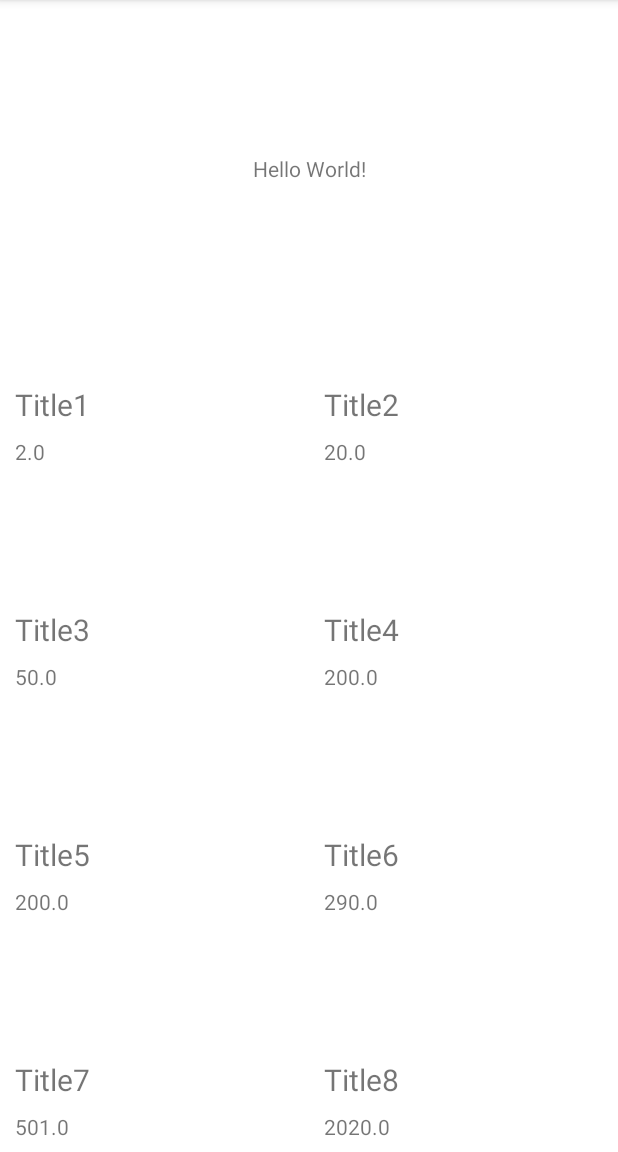
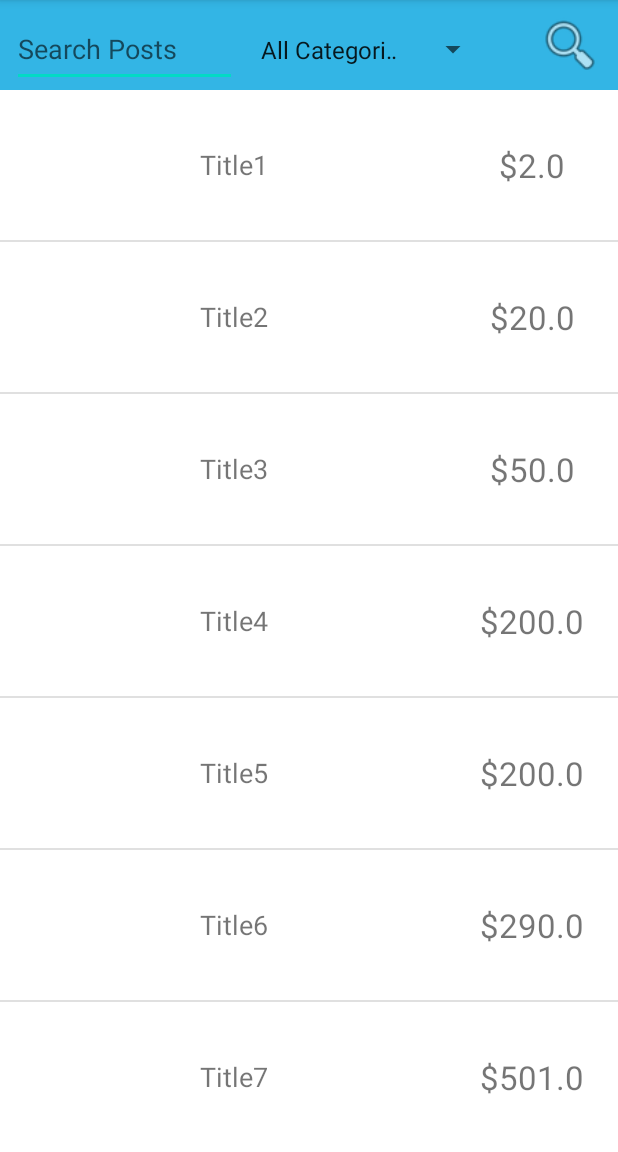
Before and after one commit to fabioturazzidouglas/Seek-Trade, an Android app: the screen it shows after launch (MainActivity), on a phone screen of 412 x 824 dp, the part 84-1236 px from its top. Run offline under Robolectric (Android 15) with nearby library versions, the phone set to English and light mode, and no system bars.

Commit message:
Included search for posts and view detailed posts

```diff
--- a/app/src/main/AndroidManifest.xml
+++ b/app/src/main/AndroidManifest.xml
@@ -9,6 +9,7 @@
         android:roundIcon="@mipmap/ic_launcher_round"
         android:supportsRtl="true"
         android:theme="@style/Theme.SeekTradeApp">
+        <activity android:name=".PostDetails"></activity>
         <activity android:name=".MainActivity">
             <intent-filter>
                 <action android:name="android.intent.action.MAIN" />
--- a/app/src/main/java/com/example/seektradeapp/MainActivity.java
+++ b/app/src/main/java/com/example/seektradeapp/MainActivity.java
@@ -1,60 +1,135 @@
 package com.example.seektradeapp;
 
+import androidx.annotation.NonNull;
 import androidx.appcompat.app.AppCompatActivity;
 import androidx.recyclerview.widget.GridLayoutManager;
-import androidx.recyclerview.widget.LinearLayoutManager;
 import androidx.recyclerview.widget.RecyclerView;
 
+import android.content.Intent;
 import android.os.Bundle;
-import android.util.Log;
 
 
-import android.provider.ContactsContract;
-import android.widget.TextView;
+import android.util.Log;
+import android.view.MotionEvent;
+import android.view.View;
+import android.widget.AdapterView;
+import android.widget.EditText;
+import android.widget.ImageView;
+import android.widget.ListView;
+import android.widget.Spinner;
 import android.widget.Toast;
 
 import java.util.ArrayList;
-import java.util.Arrays;
 
 import java.util.List;
 
 public class MainActivity extends AppCompatActivity {
-RecyclerView.LayoutManager layoutManager;
+    RecyclerView.LayoutManager layoutManager;
+
+    final String TAG = "Search Posts";
+
     @Override
     protected void onCreate(Bundle savedInstanceState) {
-        List<Post> allActivePosts = new ArrayList<Post>();
 
         super.onCreate(savedInstanceState);
         setContentView(R.layout.activity_main);
 
+        //Populate posts
+        DatabaseHelper dbHelper = DatabaseHelper.getInstance(this);
+        populatePostDatabase();
+        //initialize posts
+        List<Post> allActivePosts = dbHelper.getAllPosts();
 
         //look up recyclerview in main layout
-        RecyclerView recyclerView_listing = (RecyclerView) findViewById(R.id.recyclerView_listings);
+        ListView listViewPosts = findViewById(R.id.listViewPosts);
+        ImageView searchIcon = findViewById(R.id.imageViewSearchIcon);
+        EditText searchedTitle = findViewById(R.id.editTextSearch);
+        Spinner spinnerCategory = findViewById(R.id.spinnerCategories);
+        //create adapter, pass data
+        PostAdapter myPostAdapter = new PostAdapter(allActivePosts);
+        //attach adapter to recyclerview
+        listViewPosts.setAdapter(myPostAdapter);
+
+
+        searchIcon.setOnClickListener(new View.OnClickListener() {
+            @Override
+            public void onClick(View v) {
+                String searchedText = searchedTitle.getText().toString();
+                String searchedCategory = spinnerCategory.getSelectedItem().toString();
+
+                List<Post> searchPosts = dbHelper.getAllPosts();
+                allActivePosts.clear();
+
+                boolean firstFilter;
+                boolean secondFilter;
+
+                for (Post eachPost : searchPosts) {
+                    firstFilter = false;
+                    secondFilter = false;
+                    //Log.e(TAG, "Error fetching post");
+                    if(searchedText.equals("") || eachPost.getTitle().contains(searchedText)) {
+                        firstFilter = true;
+                    }
+                    if(searchedCategory.equals("All Categories") || eachPost.getCategory().equals(searchedCategory)) {
+                        secondFilter = true;
+                    }
+                    if(firstFilter && secondFilter) {
+                        allActivePosts.add(eachPost);
+                    }
+                }
+                //create adapter, pass data
+                PostAdapter myPostAdapter = new PostAdapter(allActivePosts);
+                //attach adapter to recyclerview
+                listViewPosts.setAdapter(myPostAdapter);
+                Toast.makeText(MainActivity.this, allActivePosts.size() + " posts found!", Toast.LENGTH_LONG).show();
+
+            }
+        });
+
+        listViewPosts.setOnItemClickListener(new AdapterView.OnItemClickListener() {
+            @Override
+            public void onItemClick(AdapterView<?> adapterView, View view, int i, long l) {
+               Post clickedPost = allActivePosts.get(i);
+
+                Intent goToPost = new Intent(MainActivity.this, PostDetails.class);
+
+                //create Bundle
+                Bundle myBundle =new Bundle();
+                myBundle.putInt("PostId", clickedPost.getPostId());
+
+                goToPost.putExtras(myBundle);
+                startActivity(goToPost);
+            }
+        });
+
+
+    }
+
+    public void populatePostDatabase() {
+
+        DatabaseHelper dbHelper = DatabaseHelper.getInstance(this);
+        dbHelper.resetDB();
+
+        List<Post> allActivePosts = new ArrayList<Post>();
+
+
+        String[] photos = {"1", "2", "3"};
+        String[] photos2 = {"a", "b"};
 
         User user = new User("Fabio", "10/10/2020", "fabio@email", "123");
-        TextView txtViewTitle = findViewById(R.id.textView);
-
-
-        DatabaseHelper dbHelper = DatabaseHelper.getInstance(this);
-
-        dbHelper.resetDB();
-
 
         dbHelper.addOrUpdateUser(user);
 
-        User printUser = dbHelper.getAllUsers().get(0);
+        User addedUser = dbHelper.getAllUsers().get(0);
 
-        String[] photos = {"1","2","3"};
-        String[] photos2 = {"a","b"};
-        //initialize posts
-        Post post1 = new Post("Cat", "Title1", "Descr", 2, printUser.getUserId(),"10/10/2020","add","zip", photos2);
-        Post post2 = new Post("Cat1", "Title2", "Descr1", 20, printUser.getUserId(),"11/11/2010","add","zip", photos2);
-        Post post3 = new Post("Cat2", "Title3", "Descr", 50, printUser.getUserId(),"10/10/2020","add","zip", photos2);
-        Post post4 = new Post("Cat3", "Title4", "Descr1", 200, printUser.getUserId(),"11/11/2010","add","zip", photos2);
-        Post post5 = new Post("Cat", "Title5", "Descr", 200, printUser.getUserId(),"10/10/2020","add","zip", photos2);
-        Post post6 = new Post("Cat1", "Title6", "Descr1", 290, printUser.getUserId(),"11/11/2010","add","zip", photos2);
-        Post post7 = new Post("Cat2", "Title7", "Descr", 501, printUser.getUserId(),"10/10/2020","add","zip", photos2);
-        Post post8 = new Post("Cat3", "Title8", "Descr1", 2020, printUser.getUserId(),"11/11/2010","add","zip", photos2);
+        Post post1 = new Post("Real Estate", "Title1", "Descr", 2, addedUser.getUserId(), "10/10/2020", "add", "zip", photos2);
+        Post post2 = new Post("Academic", "Title2", "Descr1", 20, addedUser.getUserId(), "11/11/2010", "add", "zip", photos2);
+        Post post3 = new Post("Academic", "Title3", "Descr", 50, addedUser.getUserId(), "10/10/2020", "add", "zip", photos2);
+        Post post4 = new Post("Vehicles", "Title4", "Descr1", 200, addedUser.getUserId(), "11/11/2010", "add", "zip", photos2);
+        Post post5 = new Post("Services", "Title5", "Descr", 200, addedUser.getUserId(), "10/10/2020", "add", "zip", photos2);
+        Post post6 = new Post("Housing Rental", "Title6", "Descr1", 290, addedUser.getUserId(), "11/11/2010", "add", "zip", photos2);
+        Post post7 = new Post("Electronics", "Title7", "Descr", 501, addedUser.getUserId(), "10/10/2020", "add", "zip", photos2);
+        Post post8 = new Post("Music, Films", "Title8", "Descr1", 2020, addedUser.getUserId(), "11/11/2010", "add", "zip", photos2);
         allActivePosts.add(post1);
         allActivePosts.add(post2);
         allActivePosts.add(post3);
@@ -64,35 +139,11 @@ RecyclerView.LayoutManager layoutManager;
         allActivePosts.add(post7);
         allActivePosts.add(post8);
 
-        //create adapter, pass data
-        PostAdapter myPostAdapter = new PostAdapter(allActivePosts);
+        for (Post post : allActivePosts) {
+            dbHelper.addPost(post, addedUser);
+//            dbHelper.addPhotos(post, photos);
+        }
 
-        //attach adapter to recyclerview
-        recyclerView_listing.setAdapter(myPostAdapter);
-        //
-        layoutManager = new GridLayoutManager(getApplicationContext(), 2);
-        //set layout manager to position the item
-        //recyclerView_listing.setLayoutManager(new LinearLayoutManager(this));
-        recyclerView_listing.setLayoutManager(layoutManager);
-
-        //to add new data to existing list:
-        //allActivePosts.addAll();
-        /*
-        Unlike ListView, there is no way to add or remove items directly through the RecyclerView adapter.
-        => need to make changes to the data source directly and notify the adapter of any changes.
-        Also, whenever adding or removing elements, always make changes to the existing list.
-         */
-        //update and notify changes
-        //int curSize = myPostAdapter.getItemCount();
-        //put the code to generate all listing from database here
-       // List<Post> newItems = null;
-        //update existing list
-       // allActivePosts.addAll(newItems);
-        // curSize should represent the first element that got added
-        // newItems.size() represents the itemCount
-        //myPostAdapter.notifyItemRangeChanged(curSize, newItems.size());
-
-        //sort existing list: call adapter.notifyDataSetChanged()
 
     }
 }
--- a/app/src/main/java/com/example/seektradeapp/PostAdapter.java
+++ b/app/src/main/java/com/example/seektradeapp/PostAdapter.java
@@ -4,8 +4,10 @@ import android.content.Context;
 import android.view.LayoutInflater;
 import android.view.View;
 import android.view.ViewGroup;
+import android.widget.BaseAdapter;
 import android.widget.Button;
 import android.widget.ImageView;
+import android.widget.RelativeLayout;
 import android.widget.TextView;
 
 import androidx.annotation.NonNull;
@@ -17,84 +19,44 @@ import org.w3c.dom.Text;
 
 import java.util.List;
 
-public class PostAdapter extends RecyclerView.Adapter<PostAdapter.ViewHolder> {
-    private List <Post> allPosts;
-
-    //Create view holder to give access to our view
-    // Provide a direct reference to each of the views within a data item
-    public static class ViewHolder extends RecyclerView.ViewHolder{
-        public ImageView imgView_pic1;
-
-        public TextView textView_postTitle;
-        public TextView textView_price;
-        //public Button btn_viewPost;
-
-        public ViewHolder(@NonNull View itemView) {
-            super(itemView);
-
-            imgView_pic1 = (ImageView) itemView.findViewById(R.id.imgView_pic1);
-            textView_postTitle = (TextView) itemView.findViewById(R.id.textView_postTitle);
-            textView_price = (TextView) itemView.findViewById(R.id.textView_price);
-            //btn_viewPost = (Button) itemView.findViewById(R.id.btn_viewpost);
-        }
-    }
-
-    //constructor
-    public PostAdapter (List<Post> posts){
-        allPosts = posts;
-    }
+public class PostAdapter extends BaseAdapter {
+    List<Post> postList;
 
 
-
-    @NonNull
-    @Override
-    public PostAdapter.ViewHolder onCreateViewHolder(@NonNull ViewGroup parent, int viewType) {
-        Context context = parent.getContext();
-        LayoutInflater inflater = LayoutInflater.from(context);
-
-        //inflate custom layout
-        View postView = inflater.inflate(R.layout.gridview_item, parent, false);
-
-        ViewHolder viewHolder = new ViewHolder(postView);
-        return viewHolder;
-    }
-
-//    @Override
-//    public void onBindViewHolder(@NonNull RecyclerView.ViewHolder holder, int position) {
-//
-//    }
-
-    @Override
-    public void onBindViewHolder(@NonNull PostAdapter.ViewHolder holder, int position) {
-        // Get the data model based on position
-        Post post = allPosts.get(position);
-
-        //set item views based on the view and data model
-        TextView textView_title = holder.textView_postTitle;
-        textView_title.setText(post.getTitle());
-
-        TextView textView_showprice = holder.textView_price;
-        textView_showprice.setText(String.valueOf(post.getPrice()));
-
-        ImageView imageView = holder.imgView_pic1;
-        //imageView.setImageResource(post.getPostid());
-
-
-
-
+    public PostAdapter(List<Post> postList) {
+        this.postList = postList;
     }
 
     @Override
-    public int getItemCount() {
-        return allPosts.size();
+    public int getCount() {
+        return postList.size();
     }
-//
-//    public void addMorePostings(List<Post> newPosts){
-//        allPosts.addAll(newPosts);
-//        submitList(allPosts);
-//    }
 
+    @Override
+    public Object getItem(int i) {
+        return postList.get(i);
+    }
 
+    @Override
+    public long getItemId(int i) {
+        return i;
+    }
 
+    @Override
+    public View getView(int i, View view, ViewGroup viewGroup) {
 
+        if (view == null){
+            LayoutInflater layoutInflater = LayoutInflater.from(viewGroup.getContext());
+            view = layoutInflater.inflate(R.layout.gridview_item,viewGroup,false);
+        }
+
+        TextView txtViewPostTitle = view.findViewById(R.id.textView_postTitle);
+        txtViewPostTitle.setText(postList.get(i).getTitle());
+        TextView txtViewPrice = view.findViewById(R.id.textView_price);
+        txtViewPrice.setText("$" + postList.get(i).getPrice());
+
+//        ImageView imgViewPhoto = view.findViewById(R.id.imgView_pic1);
+//        imgViewPhoto.setImageResource(postList.get(i).getPhotos());
+        return view;
+    }
 }
--- a/app/src/main/res/layout/activity_main.xml
+++ b/app/src/main/res/layout/activity_main.xml
@@ -6,23 +6,67 @@
     android:layout_height="match_parent"
     tools:context=".MainActivity"><![CDATA[
 
-    ="@+id/" />]]>
+    ="@+id/" />
 
-    <androidx.recyclerview.widget.RecyclerView
-        android:id="@+id/recyclerView_listings"
+    =======
+
+
+
+
+
+    ]]>
+
+    <androidx.appcompat.widget.Toolbar
+        android:id="@+id/toolbar"
         android:layout_width="match_parent"
-        android:layout_height="600dp"
-        app:layout_constraintBottom_toBottomOf="parent" />
-=======
+        android:layout_height="60dp"
+        android:background="@android:color/holo_blue_light"
+        android:minHeight="?attr/actionBarSize"
+        android:theme="?attr/actionBarTheme"
+        app:layout_constraintStart_toStartOf="parent"
+        app:layout_constraintTop_toTopOf="parent" />
 
-    <TextView
-        android:id="@+id/textView"
-        android:layout_width="wrap_content"
+    <EditText
+        android:id="@+id/editTextSearch"
+        android:layout_width="150dp"
+        android:layout_height="50dp"
+        android:layout_marginStart="8dp"
+        android:layout_marginLeft="8dp"
+        android:layout_marginTop="8dp"
+        android:ems="10"
+        android:hint="@string/SearchForPosts"
+        android:inputType="textPersonName"
+        android:textColor="@color/black"
+        app:layout_constraintStart_toStartOf="parent"
+        app:layout_constraintTop_toTopOf="parent" />
+
+    <Spinner
+        android:id="@+id/spinnerCategories"
+        android:layout_width="160dp"
+        android:layout_height="50dp"
+        android:layout_marginStart="8dp"
+        android:layout_marginLeft="8dp"
+        android:layout_marginTop="8dp"
+        android:entries="@array/PostsCategories"
+        app:layout_constraintStart_toEndOf="@+id/editTextSearch"
+        app:layout_constraintTop_toTopOf="parent" />
+
+    <ImageView
+        android:id="@+id/imageViewSearchIcon"
+        android:layout_width="56dp"
+        android:layout_height="44dp"
+        android:layout_marginTop="8dp"
+        app:layout_constraintEnd_toEndOf="@+id/toolbar"
+        app:layout_constraintHorizontal_bias="0.87"
+        app:layout_constraintStart_toEndOf="@+id/spinnerCategories"
+        app:layout_constraintTop_toTopOf="parent"
+        app:srcCompat="@android:drawable/ic_menu_search" />
+
+    <ListView
+        android:id="@+id/listViewPosts"
+        android:layout_width="0dp"
         android:layout_height="wrap_content"
-        android:text="Hello World!"
-        app:layout_constraintBottom_toTopOf="@+id/recyclerView_listings"
         app:layout_constraintEnd_toEndOf="parent"
         app:layout_constraintStart_toStartOf="parent"
-        app:layout_constraintTop_toTopOf="parent"
-        app:layout_constraintVertical_bias="0.69" />
+        app:layout_constraintTop_toBottomOf="@+id/toolbar" />
 </androidx.constraintlayout.widget.ConstraintLayout>
--- a/app/src/main/res/layout/gridview_item.xml
+++ b/app/src/main/res/layout/gridview_item.xml
@@ -3,31 +3,33 @@
     xmlns:app="http://schemas.android.com/apk/res-auto"
     xmlns:tools="http://schemas.android.com/tools"
     android:layout_width="match_parent"
-    android:layout_height="150dp"
-    android:orientation="vertical">
+    android:layout_height="100dp">
 
     <ImageView
         android:id="@+id/imgView_pic1"
-        android:layout_width="match_parent"
-        android:layout_height="0dp"
+        android:layout_width="0dp"
+        android:layout_height="match_parent"
         android:layout_gravity="center"
-        android:layout_weight="1"
+        android:layout_weight="0.3"
         android:paddingLeft="10dp" />
 
     <TextView
         android:id="@+id/textView_postTitle"
-        android:layout_width="match_parent"
-        android:layout_height="0dp"
+        android:layout_width="0dp"
+        android:layout_height="match_parent"
         android:layout_weight="0.4"
+        android:gravity="left|center_vertical"
         android:paddingLeft="10dp"
         android:text="TextView"
-        android:textSize="20sp" />
+        android:textSize="18sp" />
 
     <TextView
         android:id="@+id/textView_price"
-        android:layout_width="match_parent"
-        android:layout_height="0dp"
+        android:layout_width="0dp"
+        android:layout_height="match_parent"
         android:layout_weight="0.3"
+        android:gravity="center"
         android:paddingLeft="10dp"
-        android:text="TextView" />
+        android:text="TextView"
+        android:textSize="22sp" />
 </LinearLayout>
--- a/app/src/main/res/values/strings.xml
+++ b/app/src/main/res/values/strings.xml
@@ -1,4 +1,24 @@
 <resources>
     <string name="app_name">Seek&amp;TradeApp</string>
     <string name="btn_viewPost">View Post</string>
+    <string name="SearchForPosts">Search Posts</string>
+    <string name="postTitle">Post Title</string>
+    <string name="postPrice">Post Price</string>
+    <string name="postLocation">Post Location</string>
+    <string name="postUser">Post User</string>
+    <string name="postDesc">Post Description</string>
+    <string name="postImage">Post Image</string>
+    <string name="returnToPosts">Return to Posts</string>
+    <string name="postDate">Post Date</string>
+    <string-array name="PostsCategories">
+        <item>All Categories</item>
+        <item>Real Estate</item>
+        <item>Academic</item>
+        <item>Vehicles</item>
+        <item>Services</item>
+        <item>Housing Rental</item>
+        <item>Electronics</item>
+        <item>Clothing</item>
+        <item>Music, Films</item>
+    </string-array>
 </resources>
```
Also changed, not shown: app/src/main/java/com/example/seektradeapp/PostDetails.java (added, +55 -0 lines), app/src/main/res/layout/activity_post_details.xml (added, +122 -0 lines), app/src/main/res/layout/activity_recycler_post_view.xml (deleted, +0 -18 lines), app/src/main/res/layout/singlepostlayout.xml (deleted, +0 -34 lines).
